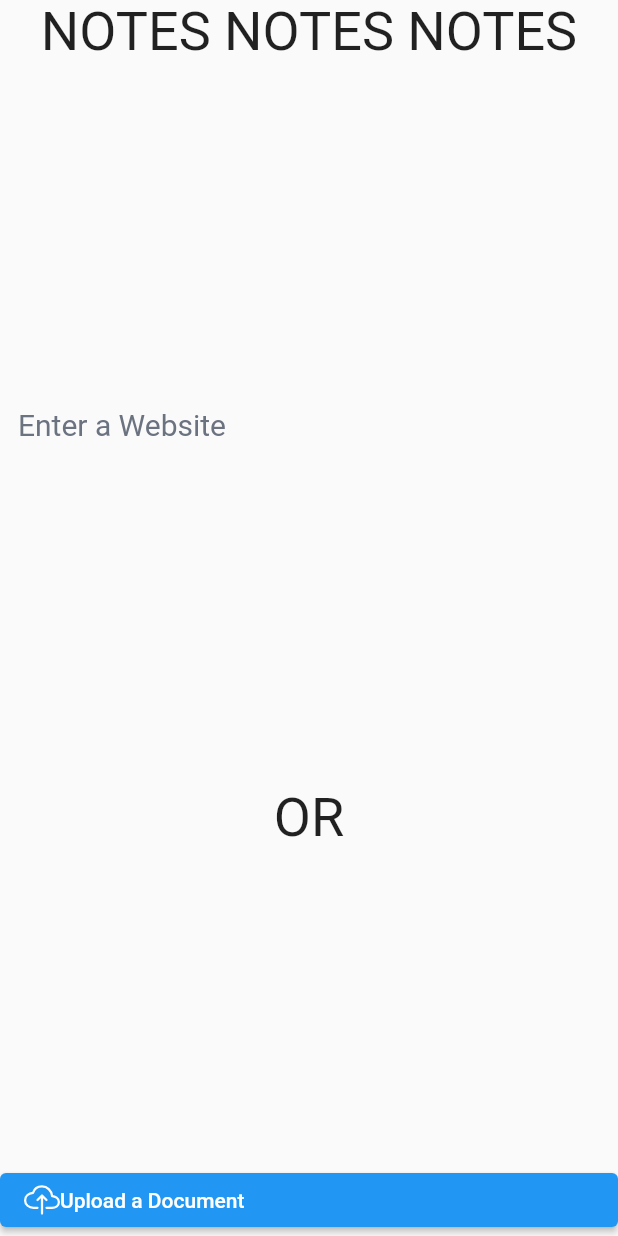
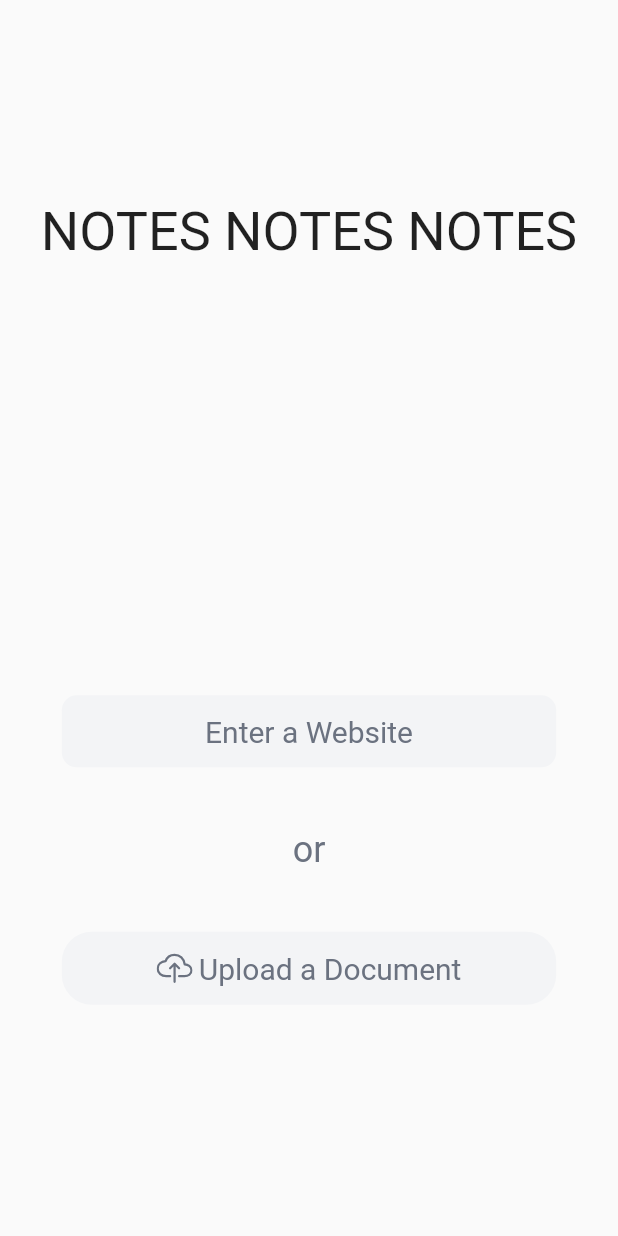
Before and after one commit to CharanSriramUni/HackTheNorth, a Flutter app: the screen it shows after launch, on a phone screen of 412 x 824 dp. Run offline on Flutter 3.47's test engine with Material 2 defaults, Android fonts, the phone set to English and light mode, and no system bars; our stand-ins replace dio, ionicons; Roboto replaces fonts that are missing (Nunito).

```diff
--- a/frontend/lib/main.dart
+++ b/frontend/lib/main.dart
@@ -1,5 +1,8 @@
 import 'package:flutter/material.dart';
+import 'package:hackthenotes/providers/document_provider.dart';
+import 'package:hackthenotes/providers/ws_listener_provider.dart';
 import 'package:hackthenotes/screens/root_screen.dart';
+import 'package:provider/provider.dart';
 
 void main() {
   runApp(const MyApp());
@@ -11,9 +14,20 @@ class MyApp extends StatelessWidget {
   // This widget is the root of your application.
   @override
   Widget build(BuildContext context) {
-    return MaterialApp(
-      title: 'Notes',
-      home: RootScreen(),
+    return MultiProvider(
+      providers: [
+        ChangeNotifierProvider<DocumentProvider>(
+          create: (context) => DocumentProvider(),
+        ),
+        ChangeNotifierProvider<WSListenerProvider>(
+          create: (context) => WSListenerProvider(),
+        ),
+      ],
+      child: const MaterialApp(
+        debugShowCheckedModeBanner: false,
+        title: 'Notes',
+        home: RootScreen(),
+      ),
     );
   }
 }
--- /dev/null
+++ b/frontend/lib/providers/ws_listener_provider.dart
@@ -0,0 +1,22 @@
+import 'package:flutter/foundation.dart';
+import 'package:web_socket_channel/web_socket_channel.dart';
+
+class WSListenerProvider extends ChangeNotifier {
+  static const webSocketURL = 'wss://echo.websocket.events';
+  late WebSocketChannel _channel;
+
+  WSListenerProvider() {
+    _channel = WebSocketChannel.connect(
+      Uri.parse(webSocketURL),
+    );
+
+    listenToStream();
+  }
+
+  Future<void> listenToStream() async {
+    _channel.stream.listen((event) {
+      print(event);
+      notifyListeners();
+    });
+  }
+}
--- /dev/null
+++ b/frontend/lib/screens/content_screen.dart
@@ -0,0 +1,15 @@
+import 'package:flutter/material.dart';
+
+class ContentScreen extends StatefulWidget {
+  const ContentScreen({super.key});
+
+  @override
+  State<ContentScreen> createState() => _ContentScreenState();
+}
+
+class _ContentScreenState extends State<ContentScreen> {
+  @override
+  Widget build(BuildContext context) {
+    return const Placeholder();
+  }
+}
--- a/frontend/lib/screens/root_screen.dart
+++ b/frontend/lib/screens/root_screen.dart
@@ -1,6 +1,9 @@
 import 'package:flutter/material.dart';
+import 'package:hackthenotes/providers/document_provider.dart';
+import 'package:hackthenotes/screens/content_screen.dart';
 import 'package:hackthenotes/screens/upload_screen.dart';
 import 'package:hackthenotes/utils/style_constants.dart';
+import 'package:provider/provider.dart';
 
 class RootScreen extends StatelessWidget {
   const RootScreen({super.key});
@@ -11,6 +14,10 @@ class RootScreen extends StatelessWidget {
       StyleConstants().init(context);
     }
 
-    return UploadScreen();
+    var documentProvider = context.watch<DocumentProvider>();
+    if (documentProvider.document.isEmpty) {
+      return UploadScreen();
+    }
+    return ContentScreen();
   }
 }
--- a/frontend/lib/screens/upload_screen.dart
+++ b/frontend/lib/screens/upload_screen.dart
@@ -1,5 +1,6 @@
 import 'package:flutter/material.dart';
 import 'package:hackthenotes/utils/colors.dart';
+import 'package:hackthenotes/utils/style_constants.dart';
 import 'package:ionicons/ionicons.dart';
 
 class UploadScreen extends StatelessWidget {
@@ -9,45 +10,103 @@ class UploadScreen extends StatelessWidget {
 
   @override
   Widget build(BuildContext context) {
+    var width = StyleConstants.width;
+    var height = StyleConstants.height;
+
     return Scaffold(
       body: Column(
-        mainAxisAlignment: MainAxisAlignment.spaceBetween,
+        mainAxisAlignment: MainAxisAlignment.spaceAround,
         children: [
           const Text(
             "NOTES NOTES NOTES",
             style: TextStyle(fontSize: 36.0),
           ),
-          TextField(
+          SizedBox(
+            width: width,
+            height: height * 0.3,
+            child: Column(
+              mainAxisAlignment: MainAxisAlignment.spaceAround,
+              children: [
+                SizedBox(
+                  width: width * 0.8,
+                  child: TextField(
+                    onSubmitted: (value) {
+                      // make api call
+                    },
                     controller: _urlController,
-            decoration: const InputDecoration(
-                hintStyle: TextStyle(
+                    decoration: InputDecoration(
+                      hintStyle: const TextStyle(
                         fontSize: 20.0,
                         fontWeight: FontWeight.w400,
                         fontFamily: 'Nunito',
                         color: TWColors.gray500,
                       ),
+                      filled: true,
                       fillColor: TWColors.gray100,
-                border: OutlineInputBorder(
+                      border: const OutlineInputBorder(
                         borderRadius: BorderRadius.all(
                           Radius.circular(10.0),
                         ),
                         borderSide: BorderSide.none,
                       ),
-                hintText: "Enter a Website"),
+                      hintText: "Enter a Website",
+                      contentPadding: EdgeInsets.symmetric(
+                        vertical: height * 0.015,
+                        horizontal: width * 0.03,
+                      ),
+                    ),
+                    textAlign: TextAlign.center,
+                  ),
                 ),
                 const Text(
-            "OR",
-            style: TextStyle(fontSize: 36.0),
+                  "or",
+                  style: TextStyle(
+                    fontSize: 24.0,
+                    color: TWColors.gray500,
                   ),
-          ElevatedButton(
+                ),
+                SizedBox(
+                  width: width * 0.8,
+                  child: ElevatedButton(
                     onPressed: () {},
+                    style: ElevatedButton.styleFrom(
+                      backgroundColor: TWColors.gray100,
+                      elevation: 0,
+                      shape: RoundedRectangleBorder(
+                        borderRadius: BorderRadius.circular(
+                          20,
+                        ),
+                      ),
+                      padding: EdgeInsets.symmetric(
+                        horizontal: width * 0.01,
+                        vertical: height * 0.015,
+                      ),
+                    ),
                     child: Row(
+                      mainAxisAlignment: MainAxisAlignment.center,
                       children: [
-                Icon(Ionicons.cloud_upload_outline),
-                Text("Upload a Document")
+                        const Icon(
+                          Ionicons.cloud_upload_outline,
+                          color: TWColors.gray500,
+                        ),
+                        SizedBox(
+                          width: width * 0.01,
+                        ),
+                        const Text(
+                          "Upload a Document",
+                          style: TextStyle(
+                            fontSize: 20.0,
+                            fontWeight: FontWeight.w400,
+                            fontFamily: 'Nunito',
+                            color: TWColors.gray500,
+                          ),
+                        )
                       ],
                     ),
-
+                  ),
+                ),
+              ],
+            ),
           ),
         ],
       ),
--- /dev/null
+++ b/frontend/lib/services/api_service.dart
@@ -0,0 +1,5 @@
+import 'package:dio/dio.dart';
+
+class APIService {
+  static Future<void> sendURL(String url) async {}
+}
```
Also changed, not shown: frontend/pubspec.yaml (+5 -5 lines), frontend/pubspec.lock, 10 other files. Lines whose indentation alone changed are shown as unchanged.
